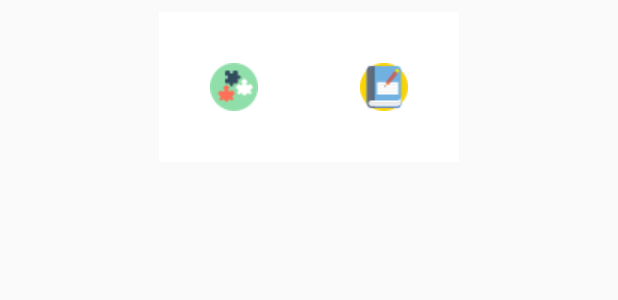
After one commit to fatmabetulsofuoglu/Yumurcak, an Android app: the layout bottom_sheet_dialog_add.xml on its own in the app's theme, with its tools: preview values and no code run, on a phone screen of 412 x 824 dp. The commit adds this screen. Shown: the top 300 px of the screen. Run offline under Robolectric (Android 15) with nearby library versions, the phone set to English and light mode, and no system bars.

Commit message:
bottom sheet dialog

```diff
--- /dev/null
+++ b/app/src/main/res/layout/bottom_sheet_dialog_add.xml
@@ -0,0 +1,24 @@
+<?xml version="1.0" encoding="utf-8"?>
+<LinearLayout xmlns:android="http://schemas.android.com/apk/res/android"
+    xmlns:app="http://schemas.android.com/apk/res-auto"
+    android:orientation="horizontal"
+    android:layout_width="match_parent"
+    android:layout_height="match_parent"
+    android:gravity="center_horizontal"
+    android:padding="8dp">
+
+
+    <ImageButton
+        android:id="@+id/btn_activity_share"
+        android:layout_width="100dp"
+        android:layout_height="100dp"
+        android:background="@android:color/background_light"
+        app:srcCompat="@drawable/activity" />
+
+    <ImageButton
+        android:id="@+id/btn_blog_share"
+        android:layout_width="100dp"
+        android:layout_height="100dp"
+        android:background="@android:color/background_light"
+        app:srcCompat="@drawable/blog" />
+</LinearLayout>
```
Also changed, not shown: app/src/main/java/com/example/yumurcak/ui/activity/BottomSheetActivity.java (added, +31 -0 lines), app/src/main/java/com/example/yumurcak/ui/fragment/NewPostFragment.java (+16 -1 lines).
